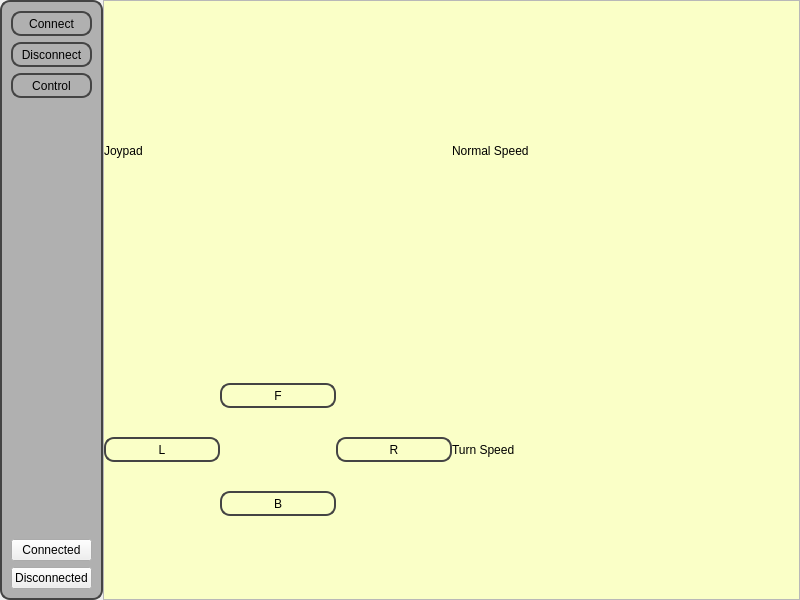
Above: bt_car_controller_with_qt/mainwindow.ui from akifs52/Bluetooth-controller-car-with-arduino before the change. Below: the same form after it.
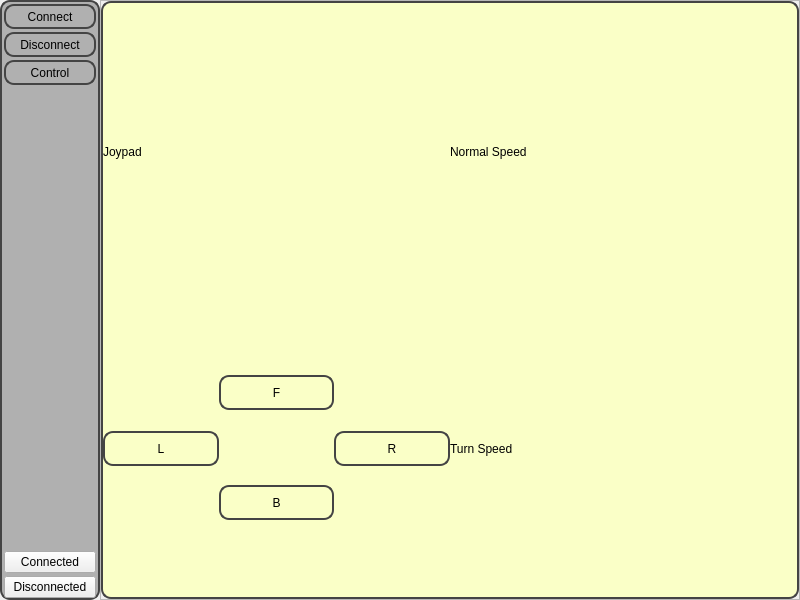
That is the form after the change.

Commit message: Qt C++ interface

The edit to the form file:
```diff
--- a/bt_car_controller_with_qt/mainwindow.ui
+++ b/bt_car_controller_with_qt/mainwindow.ui
@@ -62,6 +62,21 @@
        <enum>QFrame::Shadow::Raised</enum>
       </property>
       <layout class="QVBoxLayout" name="verticalLayout_2">
+       <property name="spacing">
+        <number>3</number>
+       </property>
+       <property name="leftMargin">
+        <number>2</number>
+       </property>
+       <property name="topMargin">
+        <number>2</number>
+       </property>
+       <property name="rightMargin">
+        <number>2</number>
+       </property>
+       <property name="bottomMargin">
+        <number>0</number>
+       </property>
        <item>
         <widget class="QPushButton" name="connectBt">
          <property name="minimumSize">
@@ -172,6 +187,9 @@
          <property name="orientation">
           <enum>Qt::Orientation::Vertical</enum>
          </property>
+         <property name="sizeType">
+          <enum>QSizePolicy::Policy::Expanding</enum>
+         </property>
          <property name="sizeHint" stdset="0">
           <size>
            <width>20</width>
@@ -229,6 +247,9 @@
 	
 	
 	background-color: rgb(250, 255, 199);
+
+	border : 2px solid rgb(68, 68, 68);
+	border-radius: 10px;
 }</string>
          </property>
          <property name="currentIndex">
@@ -353,7 +374,7 @@
                       <property name="minimumSize">
                        <size>
                         <width>0</width>
-                        <height>25</height>
+                        <height>35</height>
                        </size>
                       </property>
                       <property name="styleSheet">
@@ -409,7 +430,7 @@
                       <property name="minimumSize">
                        <size>
                         <width>0</width>
-                        <height>25</height>
+                        <height>35</height>
                        </size>
                       </property>
                       <property name="styleSheet">
@@ -444,7 +465,7 @@
                       <property name="minimumSize">
                        <size>
                         <width>0</width>
-                        <height>25</height>
+                        <height>35</height>
                        </size>
                       </property>
                       <property name="styleSheet">
@@ -500,7 +521,7 @@
                       <property name="minimumSize">
                        <size>
                         <width>0</width>
-                        <height>25</height>
+                        <height>35</height>
                        </size>
                       </property>
                       <property name="styleSheet">
```
The commit also changes 7 other files.
